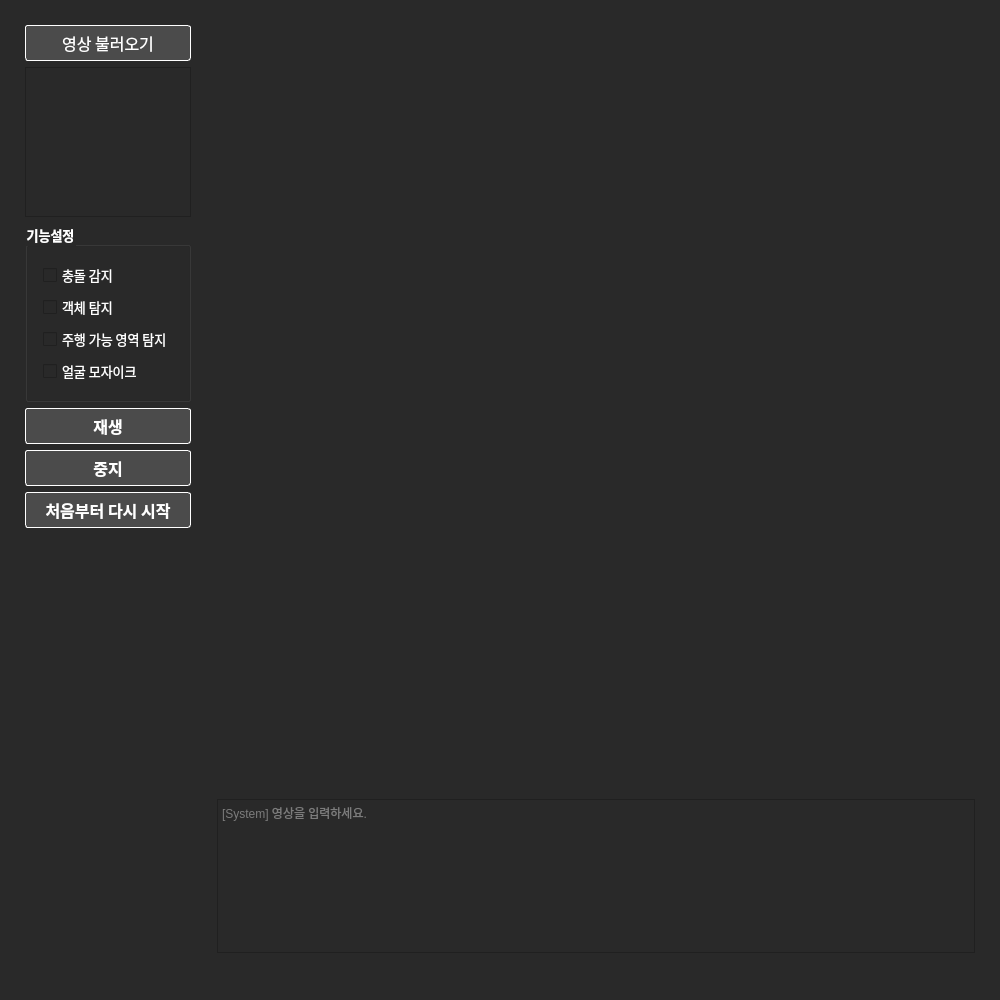
Above: ui/main_window.ui from 12-CV/front before the change. Below: the same form after it.
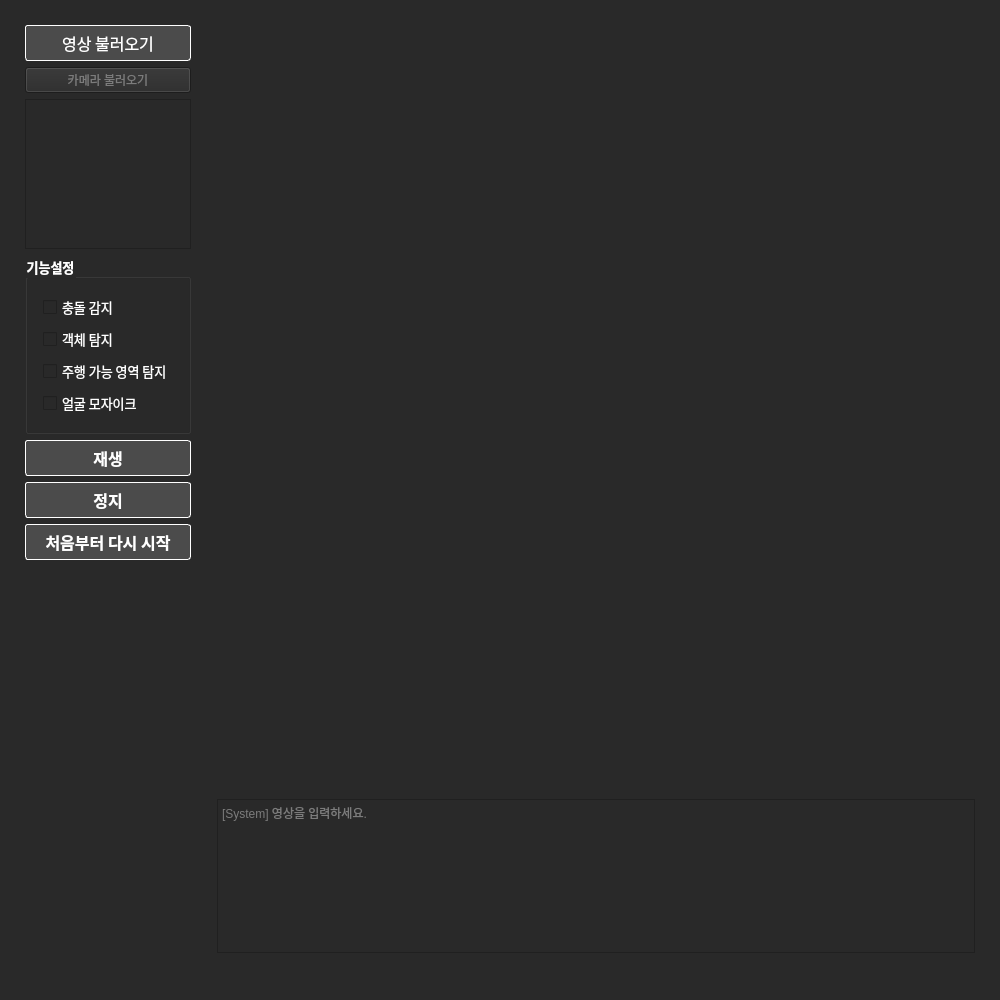
That is the form after the change.

Commit message: Update: 여러 기능 추가 #9

```diff
--- a/ui/main_window.ui
+++ b/ui/main_window.ui
@@ -71,7 +71,7 @@
        <number>5</number>
       </property>
       <item>
-       <layout class="QVBoxLayout" name="verticalLayout_3" stretch="2,10,2,0,0,0,0">
+       <layout class="QVBoxLayout" name="verticalLayout_3" stretch="2,0,10,2,0,0,0,0">
         <property name="leftMargin">
          <number>10</number>
         </property>
@@ -119,6 +119,13 @@
           </property>
          </widget>
         </item>
+        <item>
+         <widget class="QPushButton" name="pushButton_importCamera">
+          <property name="text">
+           <string>카메라 불러오기</string>
+          </property>
+         </widget>
+        </item>
         <item>
          <widget class="QPlainTextEdit" name="plainTextEdit_videoInfo">
           <property name="maximumSize">
@@ -305,7 +312,7 @@
 }</string>
           </property>
           <property name="text">
-           <string>중지</string>
+           <string>정지</string>
           </property>
          </widget>
         </item>
```
The commit also changes 2 other files.
